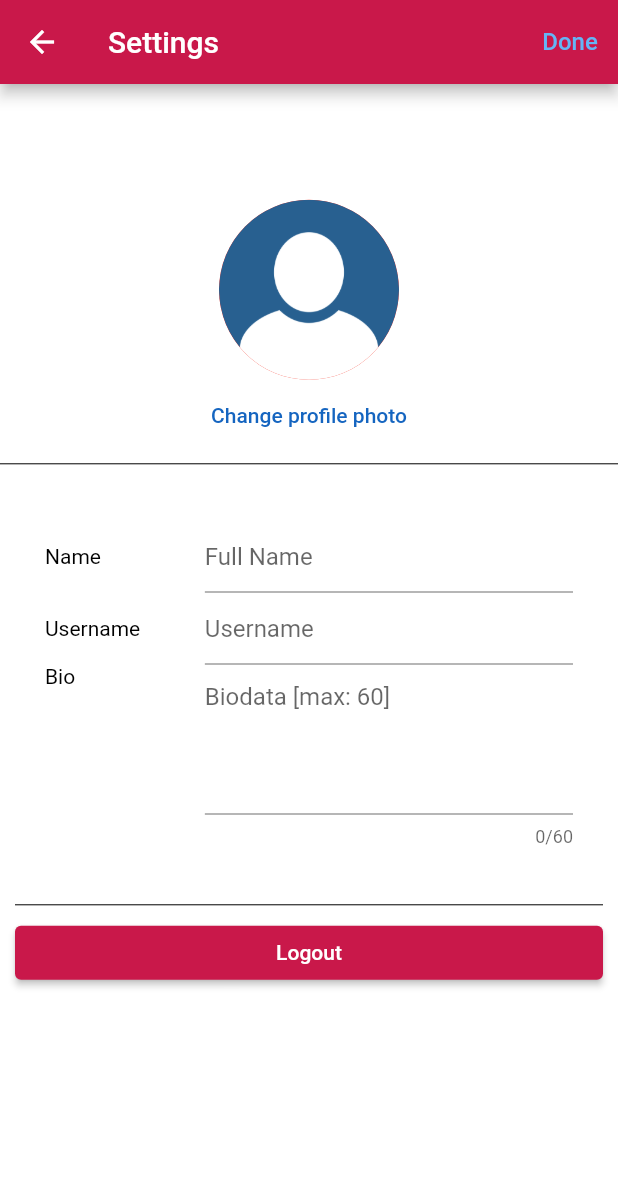
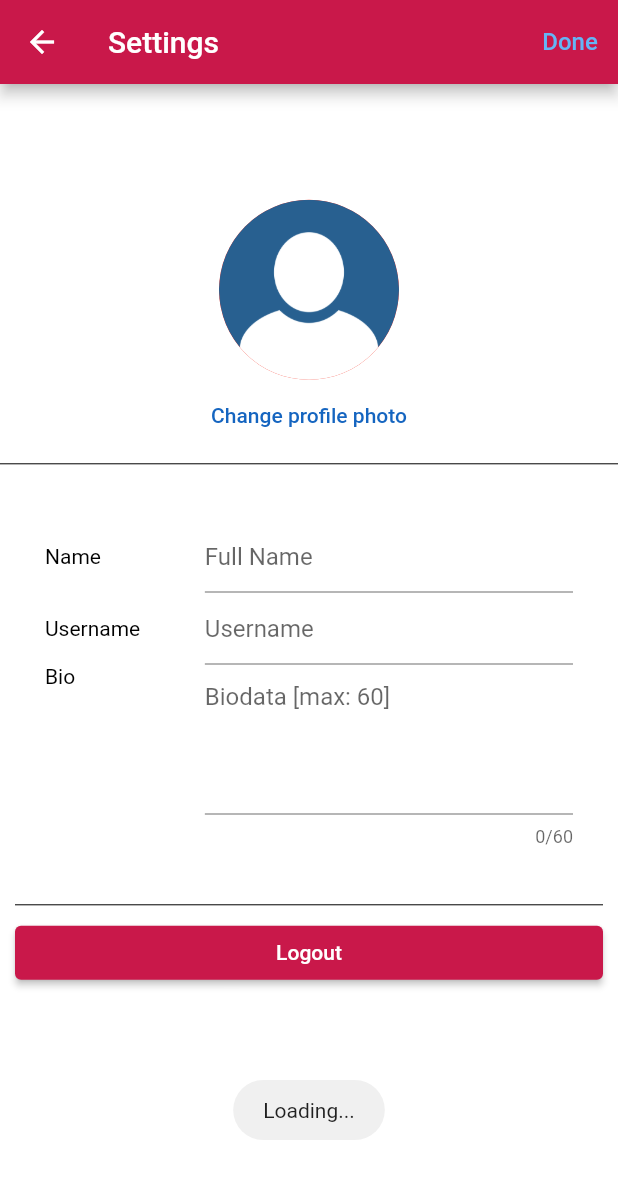
Before and after one commit to lepak-xyz/RecipeGram, a Flutter app: the SettingPage screen opened directly, after a tap on "Done", on a phone screen of 412 x 824 dp. Shown: the top 1179 px of the screen. Run offline on Flutter 3.47's test engine with Material 2 defaults, Android fonts, the phone set to English and light mode, and no system bars; our stand-ins replace fluttertoast, image_picker, share, shared_preferences; accounts and stored records are empty; network calls fail.

Commit message:
Final update

```diff
--- a/lib/models/recipe_model.dart
+++ b/lib/models/recipe_model.dart
@@ -5,7 +5,7 @@ class Recipe {
   final String caption;
   final String image;
   final int heat;
-  final List? tags;
+  final List tags;
   final Map ingredients;
   final Map instructions;
 
@@ -29,7 +29,7 @@ class Recipe {
       caption: json['caption'],
       image: json['images'],
       heat: int.parse(json['heat']),
-      tags: json['tags'],
+      tags: json['tags'] ??= [],
       ingredients: json['ingredients'],
       instructions: json['instructions'],
     );
--- a/lib/screens/account/settings.dart
+++ b/lib/screens/account/settings.dart
@@ -43,6 +43,9 @@ class _SettingPageState extends State<SettingPage> {
   }
 
   Future<void> updateProfile() async {
+    Fluttertoast.showToast(
+        msg: "Loading...");
+
     context
         .read<UserProvider>()
         .updateProfile(
@@ -55,7 +58,9 @@ class _SettingPageState extends State<SettingPage> {
         if (flag) {
           Fluttertoast.showToast(
               msg: "Your profile has been successfully updated.");
-          //Navigator.pop(context);
+        } else {
+          Fluttertoast.showToast(
+              msg: "Failed to update profile.");
         }
       },
     );
--- a/lib/services/user_service.dart
+++ b/lib/services/user_service.dart
@@ -126,10 +126,7 @@ class UserService {
         'Content-Type': "application/json"
       },
     );
-
     final jsonResponse = json.decode(response.body);
-
-    print(jsonResponse);
 
     if (response.statusCode == 200) {
       checkToken(notifier);
@@ -263,7 +260,7 @@ class UserService {
     if (token != null && token != "") {
       final response = await http.get(
         Uri.parse(API_ENDPOINT + "/favourites?action=remove&rid=${rep.id}"),
-        headers: {'Authorization': 'Bearer ${token}'},
+        headers: {'Authorization': 'Bearer $token'},
       );
       final jsonResponse = json.decode(response.body);
 
```
Also changed, not shown: 6 other files.
